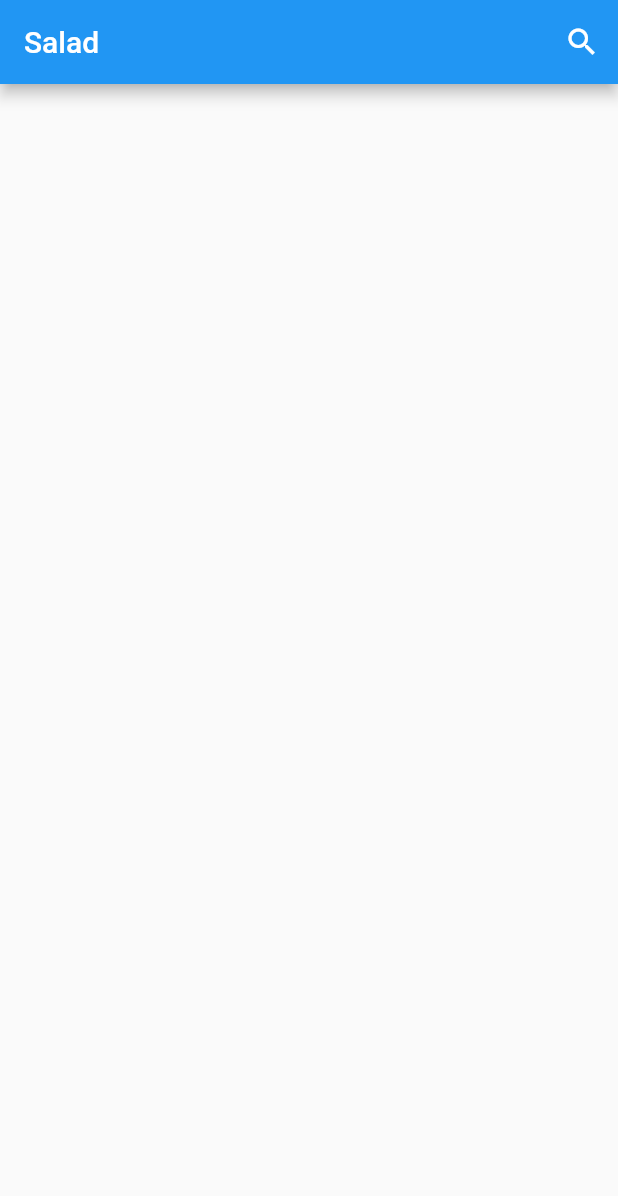
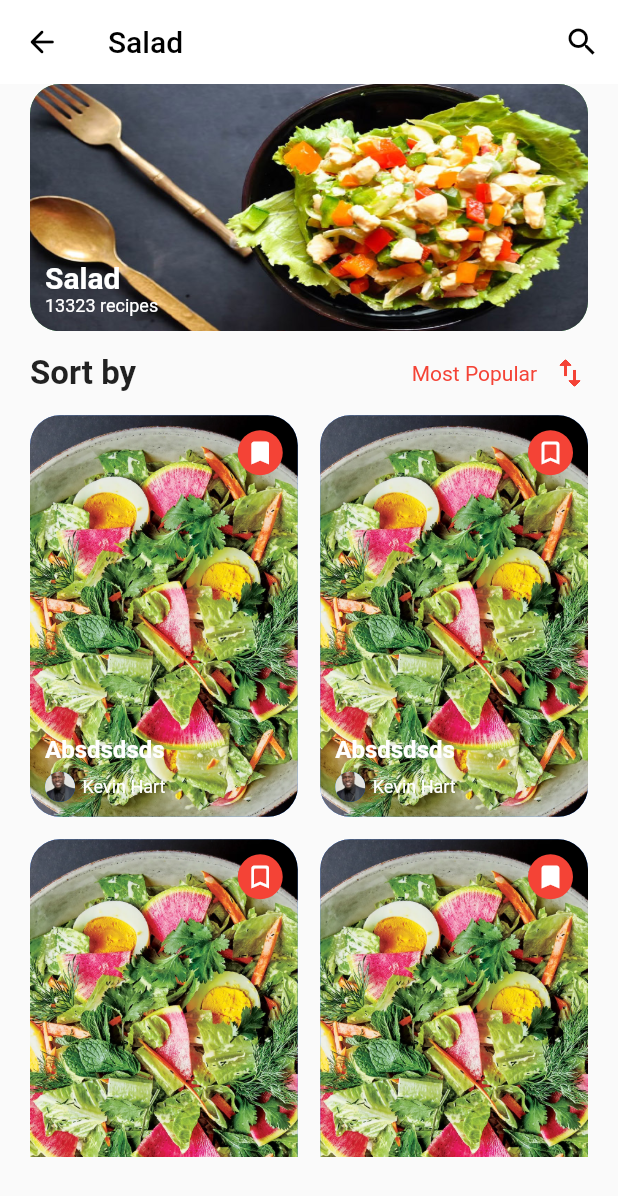
Before and after one commit to wadeowenwatt/flutter_training, a Flutter app: the screen it shows after launch, on a phone screen of 412 x 824 dp. Shown: the top 1196 px of the screen. Run offline on Flutter 3.47's test engine with Material 2 defaults, Android fonts, the phone set to English and light mode, and no system bars.

Commit message:
Done C3 UI

```diff
--- /dev/null
+++ b/lib/config/app_color.dart
@@ -0,0 +1,8 @@
+import 'package:flutter/material.dart';
+
+class AppColor {
+  static const Color primaryColor = Colors.white;
+  static const Color primaryColorDark = Colors.black45;
+  static const Color colorLightText = Colors.white;
+  static const Color colorDarkText = Colors.black;
+}
--- a/lib/main.dart
+++ b/lib/main.dart
@@ -1,5 +1,5 @@
 import 'package:flutter/material.dart';
-import 'package:flutter_training/ui/salad_home_page.dart';
+import 'package:flutter_training/ui/c3_salad_home/salad_home_page.dart';
 
 void main() {
   runApp(const FlutterTrainingSeries());
@@ -14,6 +14,7 @@ class FlutterTrainingSeries extends StatelessWidget {
       title: 'Flutter Demo',
       theme: ThemeData(
         primarySwatch: Colors.blue,
+
       ),
       home: const SaladHomePage(),
     );
--- /dev/null
+++ b/lib/ui/c3_salad_home/salad_home_page.dart
@@ -0,0 +1,184 @@
+import 'package:flutter/material.dart';
+import 'package:flutter_training/ui/c3_salad_home/widget/item_salad_grid_view.dart';
+import 'package:flutter_training/ui/c3_salad_home/widget/item_salad_horizontal.dart';
+
+class SaladHomePage extends StatefulWidget {
+  const SaladHomePage({Key? key}) : super(key: key);
+
+  @override
+  State<SaladHomePage> createState() => _SaladHomePageState();
+}
+
+class _SaladHomePageState extends State<SaladHomePage> {
+
+  late IconData icMarkGridViewFill;
+  late IconData icMarkGridViewNotFill;
+  late Color colorBgIcon;
+
+  @override
+  void initState() {
+    icMarkGridViewFill = Icons.bookmark;
+    icMarkGridViewNotFill = Icons.bookmark_border_rounded;
+    colorBgIcon = Colors.red;
+    super.initState();
+  }
+
+  @override
+  Widget build(BuildContext context) {
+    double deviceWidth = MediaQuery.of(context).size.width;
+    double deviceHeight = MediaQuery.of(context).size.height;
+    return Scaffold(
+      appBar: AppBar(
+        backgroundColor: Colors.white,
+        leading: IconButton(
+          onPressed: () {},
+          icon: const Icon(
+            Icons.arrow_back_rounded,
+            color: Colors.black,
+          ),
+        ),
+        title: const Text(
+          "Salad",
+          style: TextStyle(
+            color: Colors.black,
+          ),
+        ),
+        actions: [
+          IconButton(
+            onPressed: () {},
+            icon: const Icon(
+              Icons.search,
+              color: Colors.black,
+            ),
+          ),
+        ],
+        elevation: 0,
+      ),
+      body: SafeArea(
+        child: RefreshIndicator(
+          onRefresh: () async {
+            await _onRefresh();
+          },
+          child: _screenBody(deviceWidth, deviceHeight),
+        ),
+      ),
+    );
+  }
+
+  Widget _screenBody(double deviceWidth, double deviceHeight) {
+    return SingleChildScrollView(
+      // physics: const NeverScrollableScrollPhysics(),
+      child: Padding(
+        padding: const EdgeInsets.only(left: 20, right: 20),
+        child: Column(
+          crossAxisAlignment: CrossAxisAlignment.start,
+          children: [
+            _buildListSaladHorizontal(deviceWidth, deviceHeight),
+            const SizedBox(
+              height: 15,
+            ),
+            _buildRowTitle(),
+            const SizedBox(
+              height: 15,
+            ),
+            _buildGridViewSalad(deviceWidth, deviceHeight),
+          ],
+        ),
+      ),
+    );
+  }
+
+  Widget _buildListSaladHorizontal(double deviceWidth, double deviceHeight) {
+    return SizedBox(
+      width: deviceWidth - 40,
+      height: deviceHeight * .2,
+      child: ListView.separated(
+        itemCount: 2,
+        shrinkWrap: true,
+        scrollDirection: Axis.horizontal,
+        itemBuilder: (BuildContext context, int index) {
+          return const ItemSaladHorizontal(
+            nameFood: "Salad",
+            numberRecipes: 13323,
+            imageFood: "assets/image_c3/salad_landscape.jpg",
+          );
+        },
+        separatorBuilder: (context, index) {
+          return const SizedBox(
+            width: 20,
+          );
+        },
+      ),
+    );
+  }
+
+  Widget _buildRowTitle() {
+    return Row(
+      mainAxisAlignment: MainAxisAlignment.spaceBetween,
+      children: [
+        const Text(
+          "Sort by",
+          style: TextStyle(fontWeight: FontWeight.bold, fontSize: 22),
+        ),
+        Row(
+          children: const [
+            Text(
+              "Most Popular",
+              style: TextStyle(
+                color: Colors.red,
+              ),
+            ),
+            SizedBox(
+              width: 10,
+            ),
+            Icon(
+              Icons.swap_vert_outlined,
+              color: Colors.red,
+            )
+          ],
+        )
+      ],
+    );
+  }
+
+  Widget _buildGridViewSalad(double deviceWidth, double deviceHeight) {
+    return SizedBox(
+      width: deviceWidth - 40,
+      height: deviceHeight * .6,
+      child: GridView.builder(
+        itemCount: 6,
+        physics: const ClampingScrollPhysics(),
+        gridDelegate: const SliverGridDelegateWithFixedCrossAxisCount(
+          crossAxisCount: 2,
+          mainAxisSpacing: 15,
+          crossAxisSpacing: 15,
+          childAspectRatio: 2 / 3,
+        ),
+        itemBuilder: (context, index) {
+          return ItemSaladGridView(
+            index: index,
+            imageSalad: 'assets/image_c3/salad_portrait.webp',
+            iconFill: icMarkGridViewFill,
+            iconNotFill: icMarkGridViewNotFill,
+            colorBgIcon: colorBgIcon,
+          );
+        },
+      ),
+    );
+  }
+
+  Future<void> _onRefresh() async {
+    await Future.delayed(const Duration(seconds: 2));
+    setState(() {
+      if (colorBgIcon == Colors.red) {
+        icMarkGridViewFill = Icons.search;
+        icMarkGridViewNotFill = Icons.search;
+        colorBgIcon = Colors.yellow;
+      } else {
+        icMarkGridViewFill = Icons.bookmark;
+        icMarkGridViewNotFill = Icons.bookmark_border_rounded;
+        colorBgIcon = Colors.red;
+      }
+    });
+  }
+}
--- /dev/null
+++ b/lib/ui/c3_salad_home/widget/item_salad_grid_view.dart
@@ -0,0 +1,90 @@
+import 'package:flutter/material.dart';
+
+class ItemSaladGridView extends StatelessWidget {
+  final int index;
+  final String imageSalad;
+  final IconData iconFill;
+  final IconData iconNotFill;
+  final Color colorBgIcon;
+
+  const ItemSaladGridView({
+    Key? key,
+    required this.index,
+    required this.imageSalad,
+    required this.iconFill,
+    required this.iconNotFill,
+    required this.colorBgIcon,
+  }) : super(key: key);
+
+  @override
+  Widget build(BuildContext context) {
+    return Stack(
+      children: [
+        Container(
+          decoration: BoxDecoration(
+              color: Colors.blueAccent,
+              borderRadius: BorderRadius.circular(20),
+              image: DecorationImage(
+                image: AssetImage(imageSalad),
+                fit: BoxFit.cover,
+              )),
+        ),
+        Positioned(
+          right: 10,
+          top: 10,
+          child: Container(
+            width: 30,
+            height: 30,
+            decoration: BoxDecoration(
+              shape: BoxShape.circle,
+              color: colorBgIcon,
+            ),
+            child: Icon(
+              size: 20,
+              (index % 3 == 0) ? iconFill : iconNotFill,
+              color: Colors.white,
+            ),
+          ),
+        ),
+        Positioned(
+          left: 10,
+          bottom: 10,
+          child: Column(
+            crossAxisAlignment: CrossAxisAlignment.start,
+            children: [
+              const Text(
+                "Absdsdsds",
+                style: TextStyle(
+                  color: Colors.white,
+                  fontWeight: FontWeight.bold,
+                  fontSize: 16,
+                ),
+              ),
+              const SizedBox(
+                height: 5,
+              ),
+              Row(
+                children: const [
+                  CircleAvatar(
+                    backgroundImage: AssetImage("assets/image_c3/avatar.jpeg"),
+                    radius: 10,
+                  ),
+                  SizedBox(
+                    width: 5,
+                  ),
+                  Text(
+                    "Kevin Hart",
+                    style: TextStyle(
+                      color: Colors.white,
+                      fontSize: 12,
+                    ),
+                  ),
+                ],
+              )
+            ],
+          ),
+        ),
+      ],
+    );
+  }
+}
--- /dev/null
+++ b/lib/ui/c3_salad_home/widget/item_salad_horizontal.dart
@@ -0,0 +1,57 @@
+import 'package:flutter/material.dart';
+
+class ItemSaladHorizontal extends StatelessWidget {
+  final String nameFood;
+  final int numberRecipes;
+  final String imageFood;
+
+  const ItemSaladHorizontal({
+    Key? key,
+    required this.nameFood,
+    required this.numberRecipes,
+    required this.imageFood,
+  }) : super(key: key);
+
+  @override
+  Widget build(BuildContext context) {
+    double deviceWidth = MediaQuery.of(context).size.width;
+    return Stack(
+      children: [
+        Container(
+          width: deviceWidth - 40,
+          decoration: BoxDecoration(
+            borderRadius: BorderRadius.circular(20),
+            color: Colors.green,
+            image: DecorationImage(
+              image: AssetImage(imageFood),
+              fit: BoxFit.fill,
+            ),
+          ),
+        ),
+        Positioned(
+          left: 10,
+          bottom: 10,
+          child: Column(
+            crossAxisAlignment: CrossAxisAlignment.start,
+            children: [
+              Text(
+                nameFood,
+                style: const TextStyle(
+                    color: Colors.white,
+                    fontSize: 20,
+                    fontWeight: FontWeight.bold),
+              ),
+              Text(
+                "$numberRecipes recipes",
+                style: const TextStyle(
+                  color: Colors.white,
+                  fontSize: 12,
+                ),
+              ),
+            ],
+          ),
+        ),
+      ],
+    );
+  }
+}
--- a/lib/ui/salad_home_page.dart
+++ /dev/null
@@ -1,23 +0,0 @@
-import 'package:flutter/material.dart';
-
-class SaladHomePage extends StatefulWidget {
-  const SaladHomePage({Key? key}) : super(key: key);
-
-  @override
-  State<SaladHomePage> createState() => _SaladHomePageState();
-}
-
-class _SaladHomePageState extends State<SaladHomePage> {
-  @override
-  Widget build(BuildContext context) {
-    return Scaffold(
-      appBar: AppBar(
-        title: Text("Salad"),
-        actions: [
-          IconButton(onPressed: () {}, icon: const Icon(Icons.search)),
-        ],
-
-      ),
-    );
-  }
-}
--- a/pubspec.yaml
+++ b/pubspec.yaml
@@ -58,9 +58,8 @@ flutter:
   uses-material-design: true
 
   # To add assets to your application, add an assets section, like this:
-  # assets:
-  #   - images/a_dot_burr.jpeg
-  #   - images/a_dot_ham.jpeg
+  assets:
+    - assets/image_c3/
 
   # An image asset can refer to one or more resolution-specific "variants", see
   # https://flutter.dev/assets-and-images/#resolution-aware
```
Also changed, not shown: assets/image_c3/avatar.jpeg (added), assets/image_c3/salad_landscape.jpg (added), assets/image_c3/salad_portrait.webp (added).
